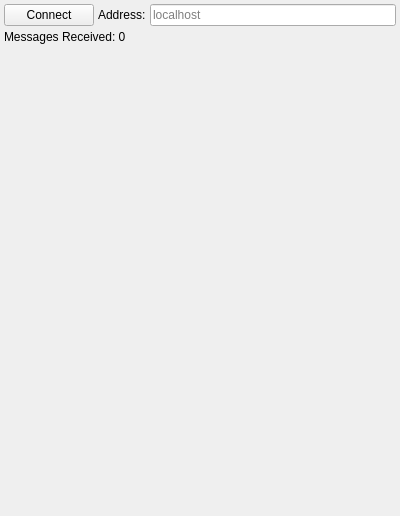
BehaviorTree/Groot, file bt_editor/sidepanel_monitor.ui: the form before one commit.
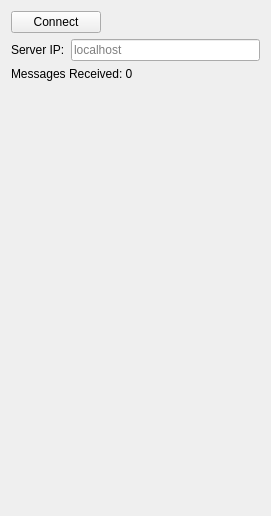
The form after the commit.

Diff of the .ui file:
```diff
--- a/bt_editor/sidepanel_monitor.ui
+++ b/bt_editor/sidepanel_monitor.ui
@@ -6,7 +6,7 @@
    <rect>
     <x>0</x>
     <y>0</y>
-    <width>400</width>
+    <width>271</width>
     <height>516</height>
    </rect>
   </property>
@@ -14,23 +14,8 @@
    <string>Frame</string>
   </property>
   <layout class="QVBoxLayout" name="verticalLayout">
-   <property name="spacing">
-    <number>4</number>
-   </property>
-   <property name="leftMargin">
-    <number>4</number>
-   </property>
-   <property name="topMargin">
-    <number>4</number>
-   </property>
-   <property name="rightMargin">
-    <number>4</number>
-   </property>
-   <property name="bottomMargin">
-    <number>4</number>
-   </property>
    <item>
-    <layout class="QHBoxLayout" name="horizontalLayout" stretch="0,0,1">
+    <layout class="QHBoxLayout" name="horizontalLayout" stretch="0,0">
      <property name="spacing">
       <number>4</number>
      </property>
@@ -66,9 +51,26 @@
       </widget>
      </item>
      <item>
+      <spacer name="horizontalSpacer">
+       <property name="orientation">
+        <enum>Qt::Horizontal</enum>
+       </property>
+       <property name="sizeHint" stdset="0">
+        <size>
+         <width>40</width>
+         <height>20</height>
+        </size>
+       </property>
+      </spacer>
+     </item>
+    </layout>
+   </item>
+   <item>
+    <layout class="QHBoxLayout" name="horizontalLayout_2">
+     <item>
       <widget class="QLabel" name="label">
        <property name="text">
-        <string>Address:</string>
+        <string>Server IP:</string>
        </property>
       </widget>
      </item>
```
